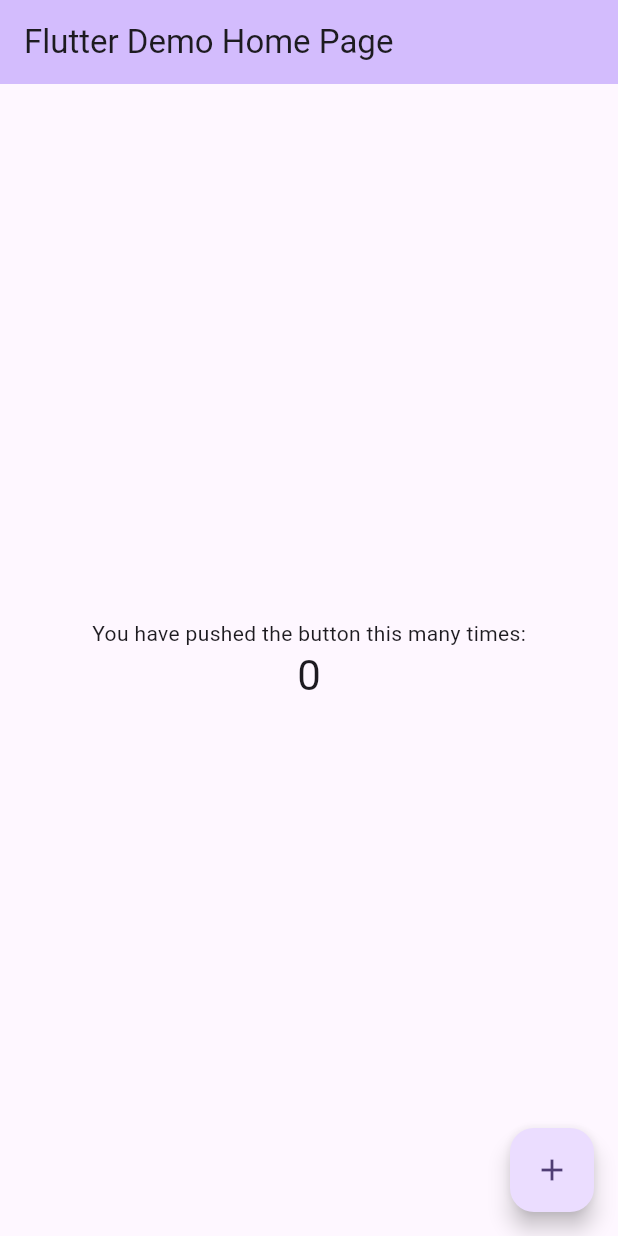
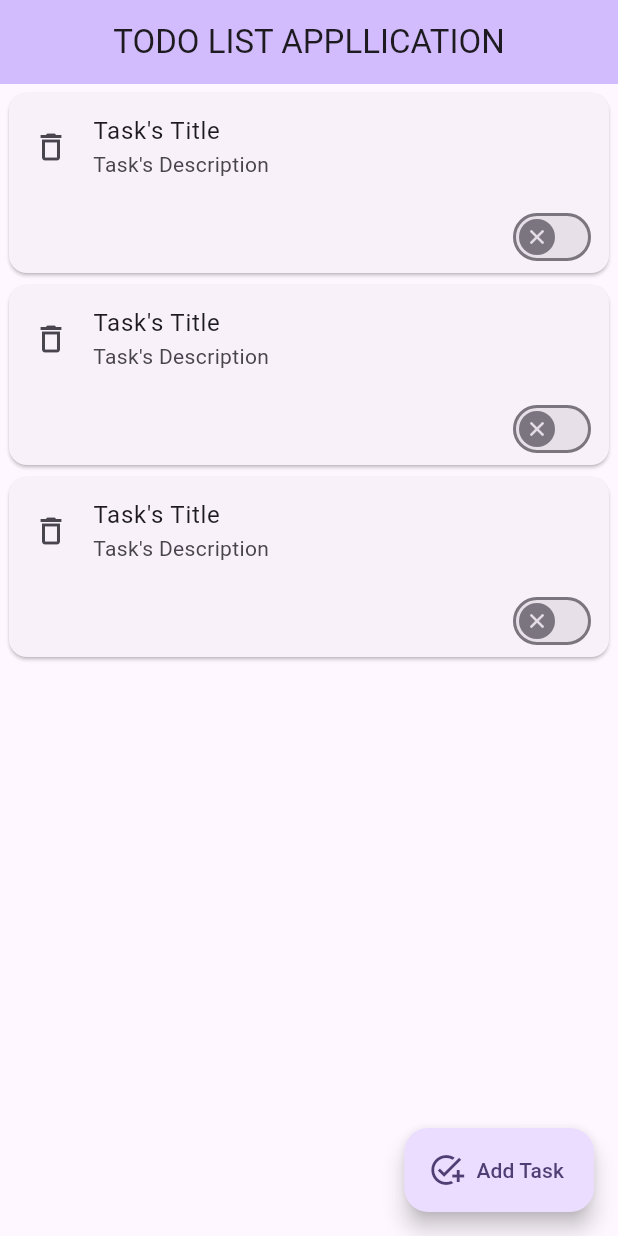
Before and after one commit to hamidkhadem/flutter_firebase_todo_app, a Flutter app: the screen it shows after launch, on a phone screen of 412 x 824 dp. Run offline on Flutter 3.47's test engine with Material 2 defaults, Android fonts, the phone set to English and light mode, and no system bars.

```diff
--- a/lib/main.dart
+++ b/lib/main.dart
@@ -1,7 +1,9 @@
 import 'package:flutter/material.dart';
 
 void main() {
+
   runApp(const MyApp());
+
 }
 
 class MyApp extends StatelessWidget {
@@ -14,24 +16,10 @@ class MyApp extends StatelessWidget {
       title: 'Flutter Demo',
       theme: ThemeData(
         // This is the theme of your application.
-        //
-        // TRY THIS: Try running your application with "flutter run". You'll see
-        // the application has a blue toolbar. Then, without quitting the app,
-        // try changing the seedColor in the colorScheme below to Colors.green
-        // and then invoke "hot reload" (save your changes or press the "hot
-        // reload" button in a Flutter-supported IDE, or press "r" if you used
-        // the command line to start the app).
-        //
-        // Notice that the counter didn't reset back to zero; the application
-        // state is not lost during the reload. To reset the state, use hot
-        // restart instead.
-        //
-        // This works for code too, not just values: Most code changes can be
-        // tested with just a hot reload.
         colorScheme: ColorScheme.fromSeed(seedColor: Colors.deepPurple),
         useMaterial3: true,
       ),
-      home: const MyHomePage(title: 'Flutter Demo Home Page'),
+      home: const MyHomePage(title: 'Todo List Appllication'),
     );
   }
 }
@@ -39,14 +27,7 @@ class MyApp extends StatelessWidget {
 class MyHomePage extends StatefulWidget {
   const MyHomePage({super.key, required this.title});
 
-  // This widget is the home page of your application. It is stateful, meaning
-  // that it has a State object (defined below) that contains fields that affect
-  // how it looks.
-
-  // This class is the configuration for the state. It holds the values (in this
-  // case the title) provided by the parent (in this case the App widget) and
-  // used by the build method of the State. Fields in a Widget subclass are
-  // always marked "final".
+  // This widget is the home page of your application. It is stateful.
 
   final String title;
 
@@ -55,71 +36,84 @@ class MyHomePage extends StatefulWidget {
 }
 
 class _MyHomePageState extends State<MyHomePage> {
-  int _counter = 0;
+  bool light = false;
 
-  void _incrementCounter() {
-    setState(() {
-      // This call to setState tells the Flutter framework that something has
-      // changed in this State, which causes it to rerun the build method below
-      // so that the display can reflect the updated values. If we changed
-      // _counter without calling setState(), then the build method would not be
-      // called again, and so nothing would appear to happen.
-      _counter++;
-    });
+  final MaterialStateProperty<Icon?> thumbIcon =
+      MaterialStateProperty.resolveWith<Icon?>(
+    (Set<MaterialState> states) {
+      if (states.contains(MaterialState.selected)) {
+        return const Icon(Icons.check);
       }
+      return const Icon(Icons.close);
+    },
+  );
+
+  final List<String> entries = <String>['A', 'B', 'C'];
+  final List<int> colorCodes = <int>[600, 500, 100];
+
+  // void _incrementCounter() {
+  //   setState(() {
+  //     // This call to setState tells the Flutter framework that something has
+  //     // changed in this State.
+  //     _counter++;
+  //   });
+  // }
 
   @override
   Widget build(BuildContext context) {
-    // This method is rerun every time setState is called, for instance as done
-    // by the _incrementCounter method above.
-    //
-    // The Flutter framework has been optimized to make rerunning build methods
-    // fast, so that you can just rebuild anything that needs updating rather
-    // than having to individually change instances of widgets.
+    // This method is rerun every time setState is called.
+
     return Scaffold(
       appBar: AppBar(
-        // TRY THIS: Try changing the color here to a specific color (to
-        // Colors.amber, perhaps?) and trigger a hot reload to see the AppBar
-        // change color while the other colors stay the same.
         backgroundColor: Theme.of(context).colorScheme.inversePrimary,
         // Here we take the value from the MyHomePage object that was created by
         // the App.build method, and use it to set our appbar title.
-        title: Text(widget.title),
+        title: Center(
+          child: Text(
+            widget.title.toUpperCase(),
+            textAlign: TextAlign.center,
           ),
-      body: Center(
-        // Center is a layout widget. It takes a single child and positions it
-        // in the middle of the parent.
+        ),
+      ),
+      body: ListView.builder(
+          padding: const EdgeInsets.all(2),
+          itemCount: entries.length,
+          itemBuilder: (BuildContext context, int index) {
+            return Center(
+              child: Card(
                 child: Column(
-          // Column is also a layout widget. It takes a list of children and
-          // arranges them vertically. By default, it sizes itself to fit its
-          // children horizontally, and tries to be as tall as its parent.
-          //
-          // Column has various properties to control how it sizes itself and
-          // how it positions its children. Here we use mainAxisAlignment to
-          // center the children vertically; the main axis here is the vertical
-          // axis because Columns are vertical (the cross axis would be
-          // horizontal).
-          //
-          // TRY THIS: Invoke "debug painting" (choose the "Toggle Debug Paint"
-          // action in the IDE, or press "p" in the console), to see the
-          // wireframe for each widget.
-          mainAxisAlignment: MainAxisAlignment.center,
+                  mainAxisSize: MainAxisSize.min,
                   children: <Widget>[
-            const Text(
-              'You have pushed the button this many times:',
+                    const ListTile(
+                      leading: Icon(Icons.delete_outline),
+                      title: Text('Task\'s Title'),
+                      subtitle: Text('Task\'s Description'),
                     ),
-            Text(
-              '$_counter',
-              style: Theme.of(context).textTheme.headlineMedium,
+                    Row(
+                      mainAxisAlignment: MainAxisAlignment.end,
+                      children: <Widget>[
+                        Switch(
+                          thumbIcon: thumbIcon,
+                          value: light,
+                          onChanged: (bool value) {
+                            setState(() {
+                              light = value;
+                            });
+                          },
+                        ),
+                        const SizedBox(width: 8),
+                      ],
                     ),
                   ],
                 ),
               ),
-      floatingActionButton: FloatingActionButton(
-        onPressed: _incrementCounter,
-        tooltip: 'Increment',
-        child: const Icon(Icons.add),
-      ), // This trailing comma makes auto-formatting nicer for build methods.
+            );
+          }),
+      floatingActionButton: FloatingActionButton.extended(
+        onPressed: () {},
+        label: const Text('Add Task'),
+        icon: const Icon(Icons.add_task_outlined),
+      ),
     );
   }
 }
```
Also changed, not shown: 1 other file. Lines whose indentation alone changed are shown as unchanged.
